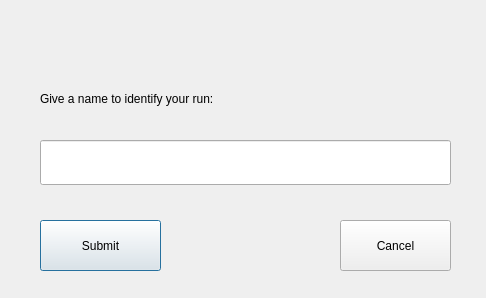
First picture: the form in guistructure/submitwindow.ui, repository mguid65/OpenSystemBench, before the edit.
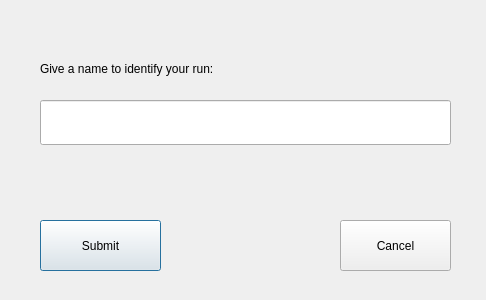
Second picture: the form after the edit.

Diff of the .ui file:
```diff
--- a/guistructure/submitwindow.ui
+++ b/guistructure/submitwindow.ui
@@ -7,9 +7,21 @@
     <x>0</x>
     <y>0</y>
     <width>486</width>
-    <height>298</height>
+    <height>300</height>
    </rect>
   </property>
+  <property name="minimumSize">
+   <size>
+    <width>486</width>
+    <height>300</height>
+   </size>
+  </property>
+  <property name="maximumSize">
+   <size>
+    <width>486</width>
+    <height>300</height>
+   </size>
+  </property>
   <property name="windowTitle">
    <string>Dialog</string>
   </property>
@@ -43,7 +55,7 @@
    <property name="geometry">
     <rect>
      <x>40</x>
-     <y>140</y>
+     <y>100</y>
      <width>411</width>
      <height>45</height>
     </rect>
@@ -53,7 +65,7 @@
    <property name="geometry">
     <rect>
      <x>40</x>
-     <y>80</y>
+     <y>50</y>
      <width>441</width>
      <height>37</height>
     </rect>
@@ -62,6 +74,19 @@
     <string>Give a name to identify your run:</string>
    </property>
   </widget>
+  <widget class="QLabel" name="responseLabel">
+   <property name="geometry">
+    <rect>
+     <x>40</x>
+     <y>160</y>
+     <width>411</width>
+     <height>37</height>
+    </rect>
+   </property>
+   <property name="text">
+    <string/>
+   </property>
+  </widget>
  </widget>
  <resources/>
  <connections/>
```
